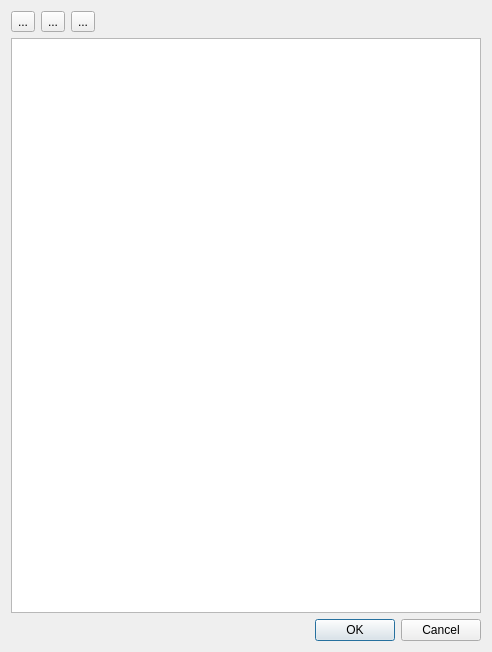
pashango2/sphinx-explorer, file sphinx_explorer/quickstart_dialog.ui: the form before one commit.
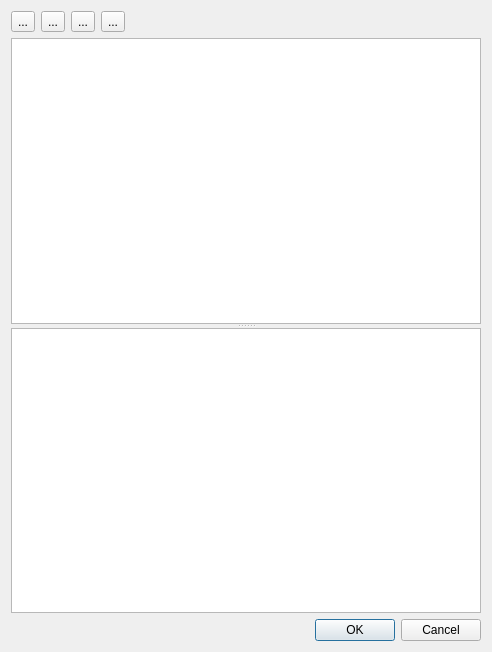
The form after the commit. Custom widgets are drawn as their Qt base class.

Commit message: process quickstart

The edit to the form file:
```diff
--- a/sphinx_explorer/quickstart_dialog.ui
+++ b/sphinx_explorer/quickstart_dialog.ui
@@ -40,6 +40,13 @@
        </property>
       </widget>
      </item>
+     <item>
+      <widget class="QToolButton" name="toolButton">
+       <property name="text">
+        <string>...</string>
+       </property>
+      </widget>
+     </item>
      <item>
       <spacer name="horizontalSpacer">
        <property name="orientation">
@@ -56,11 +63,17 @@
     </layout>
    </item>
    <item>
+    <widget class="QSplitter" name="splitter">
+     <property name="orientation">
+      <enum>Qt::Vertical</enum>
+     </property>
     <widget class="PropertyWidget" name="table_view_property">
      <property name="editTriggers">
       <set>QAbstractItemView::AllEditTriggers</set>
      </property>
     </widget>
+     <widget class="QPlainTextEdit" name="plain_output"/>
+    </widget>
    </item>
    <item>
     <widget class="QDialogButtonBox" name="buttonBox">
```
Left out of the diff: 2 changed lines with no effect on the pictures. Lines whose indentation alone changed are shown as unchanged. The commit also changes 10 other files.
